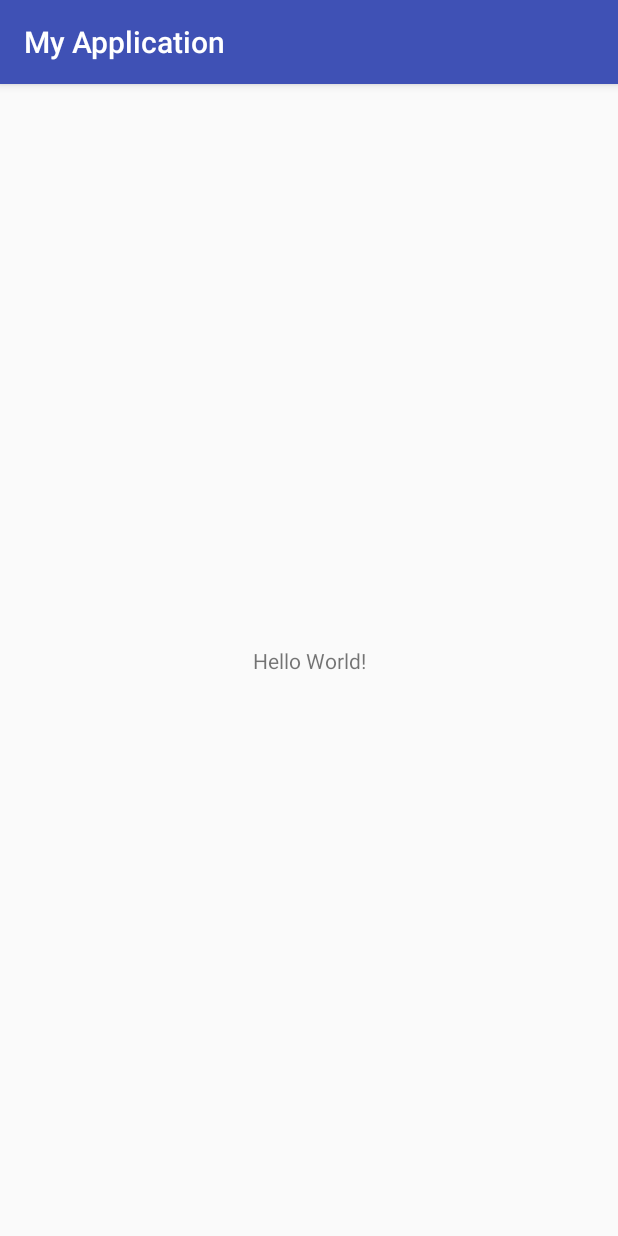
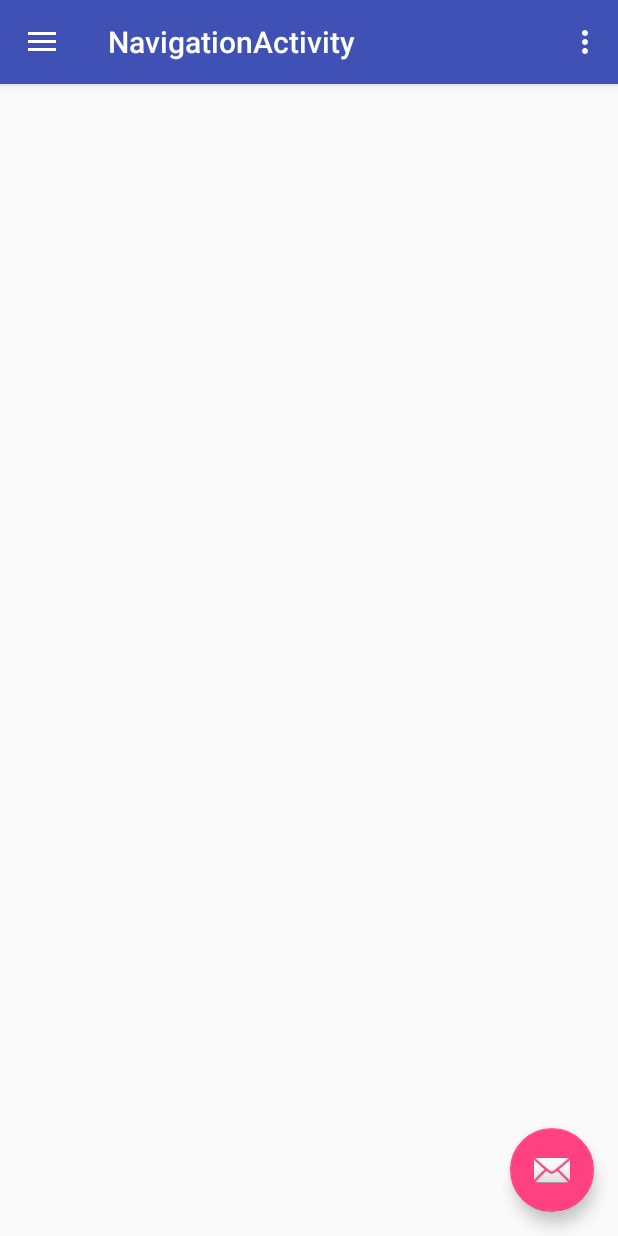
Before and after one commit to kengop/koneko.hq, an Android app: the screen it shows after launch (MainActivity before the commit, NavigationActivity after it), on a phone screen of 412 x 824 dp. Run offline under Robolectric (Android 15) with nearby library versions, the light colour scheme and no system bars.

Commit message:
Add NvigationActivity

```diff
--- a/app/build.gradle
+++ b/app/build.gradle
@@ -22,6 +22,7 @@ dependencies {
     implementation fileTree(dir: 'libs', include: ['*.jar'])
     implementation 'com.android.support:appcompat-v7:26.1.0'
     implementation 'com.android.support.constraint:constraint-layout:1.1.3'
+    implementation 'com.android.support:design:26.1.0'
     testImplementation 'junit:junit:4.12'
     androidTestImplementation 'com.android.support.test:runner:1.0.2'
     androidTestImplementation 'com.android.support.test.espresso:espresso-core:3.0.2'
--- a/app/src/main/AndroidManifest.xml
+++ b/app/src/main/AndroidManifest.xml
@@ -10,6 +10,12 @@
         android:supportsRtl="true"
         android:theme="@style/AppTheme">
         <activity android:name=".MainActivity">
+
+        </activity>
+        <activity
+            android:name=".NavigationActivity"
+            android:label="@string/title_activity_navigation"
+            android:theme="@style/AppTheme.NoActionBar">
             <intent-filter>
                 <action android:name="android.intent.action.MAIN" />
 
--- /dev/null
+++ b/app/src/main/java/com/hq/koneko/myapplication/NavigationActivity.java
@@ -0,0 +1,101 @@
+package com.hq.koneko.myapplication;
+
+import android.os.Bundle;
+import android.support.design.widget.FloatingActionButton;
+import android.support.design.widget.Snackbar;
+import android.view.View;
+import android.support.design.widget.NavigationView;
+import android.support.v4.view.GravityCompat;
+import android.support.v4.widget.DrawerLayout;
+import android.support.v7.app.ActionBarDrawerToggle;
+import android.support.v7.app.AppCompatActivity;
+import android.support.v7.widget.Toolbar;
+import android.view.Menu;
+import android.view.MenuItem;
+
+public class NavigationActivity extends AppCompatActivity
+        implements NavigationView.OnNavigationItemSelectedListener {
+
+    @Override
+    protected void onCreate(Bundle savedInstanceState) {
+        super.onCreate(savedInstanceState);
+        setContentView(R.layout.activity_navigation);
+        Toolbar toolbar = (Toolbar) findViewById(R.id.toolbar);
+        setSupportActionBar(toolbar);
+
+        FloatingActionButton fab = (FloatingActionButton) findViewById(R.id.fab);
+        fab.setOnClickListener(new View.OnClickListener() {
+            @Override
+            public void onClick(View view) {
+                Snackbar.make(view, "Replace with your own action", Snackbar.LENGTH_LONG)
+                        .setAction("Action", null).show();
+            }
+        });
+
+        DrawerLayout drawer = (DrawerLayout) findViewById(R.id.drawer_layout);
+        ActionBarDrawerToggle toggle = new ActionBarDrawerToggle(
+                this, drawer, toolbar, R.string.navigation_drawer_open, R.string.navigation_drawer_close);
+        drawer.addDrawerListener(toggle);
+        toggle.syncState();
+
+        NavigationView navigationView = (NavigationView) findViewById(R.id.nav_view);
+        navigationView.setNavigationItemSelectedListener(this);
+    }
+
+    @Override
+    public void onBackPressed() {
+        DrawerLayout drawer = (DrawerLayout) findViewById(R.id.drawer_layout);
+        if (drawer.isDrawerOpen(GravityCompat.START)) {
+            drawer.closeDrawer(GravityCompat.START);
+        } else {
+            super.onBackPressed();
+        }
+    }
+
+    @Override
+    public boolean onCreateOptionsMenu(Menu menu) {
+        // Inflate the menu; this adds items to the action bar if it is present.
+        getMenuInflater().inflate(R.menu.navigation, menu);
+        return true;
+    }
+
+    @Override
+    public boolean onOptionsItemSelected(MenuItem item) {
+        // Handle action bar item clicks here. The action bar will
+        // automatically handle clicks on the Home/Up button, so long
+        // as you specify a parent activity in AndroidManifest.xml.
+        int id = item.getItemId();
+
+        //noinspection SimplifiableIfStatement
+        if (id == R.id.action_settings) {
+            return true;
+        }
+
+        return super.onOptionsItemSelected(item);
+    }
+
+    @SuppressWarnings("StatementWithEmptyBody")
+    @Override
+    public boolean onNavigationItemSelected(MenuItem item) {
+        // Handle navigation view item clicks here.
+        int id = item.getItemId();
+
+        if (id == R.id.nav_camera) {
+            // Handle the camera action
+        } else if (id == R.id.nav_gallery) {
+
+        } else if (id == R.id.nav_slideshow) {
+
+        } else if (id == R.id.nav_manage) {
+
+        } else if (id == R.id.nav_share) {
+
+        } else if (id == R.id.nav_send) {
+
+        }
+
+        DrawerLayout drawer = (DrawerLayout) findViewById(R.id.drawer_layout);
+        drawer.closeDrawer(GravityCompat.START);
+        return true;
+    }
+}
--- /dev/null
+++ b/app/src/main/res/drawable/ic_menu_camera.xml
@@ -0,0 +1,12 @@
+<vector xmlns:android="http://schemas.android.com/apk/res/android"
+    android:width="24dp"
+    android:height="24dp"
+    android:viewportHeight="24.0"
+    android:viewportWidth="24.0">
+    <path
+        android:fillColor="#FF000000"
+        android:pathData="M12,12m-3.2,0a3.2,3.2 0,1 1,6.4 0a3.2,3.2 0,1 1,-6.4 0" />
+    <path
+        android:fillColor="#FF000000"
+        android:pathData="M9,2L7.17,4H4c-1.1,0 -2,0.9 -2,2v12c0,1.1 0.9,2 2,2h16c1.1,0 2,-0.9 2,-2V6c0,-1.1 -0.9,-2 -2,-2h-3.17L15,2H9zm3,15c-2.76,0 -5,-2.24 -5,-5s2.24,-5 5,-5 5,2.24 5,5 -2.24,5 -5,5z" />
+</vector>
--- /dev/null
+++ b/app/src/main/res/drawable/ic_menu_gallery.xml
@@ -0,0 +1,9 @@
+<vector xmlns:android="http://schemas.android.com/apk/res/android"
+    android:width="24dp"
+    android:height="24dp"
+    android:viewportHeight="24.0"
+    android:viewportWidth="24.0">
+    <path
+        android:fillColor="#FF000000"
+        android:pathData="M22,16V4c0,-1.1 -0.9,-2 -2,-2H8c-1.1,0 -2,0.9 -2,2v12c0,1.1 0.9,2 2,2h12c1.1,0 2,-0.9 2,-2zm-11,-4l2.03,2.71L16,11l4,5H8l3,-4zM2,6v14c0,1.1 0.9,2 2,2h14v-2H4V6H2z" />
+</vector>
--- /dev/null
+++ b/app/src/main/res/drawable/ic_menu_manage.xml
@@ -0,0 +1,9 @@
+<vector xmlns:android="http://schemas.android.com/apk/res/android"
+    android:width="24dp"
+    android:height="24dp"
+    android:viewportHeight="24.0"
+    android:viewportWidth="24.0">
+    <path
+        android:fillColor="#FF000000"
+        android:pathData="M22.7,19l-9.1,-9.1c0.9,-2.3 0.4,-5 -1.5,-6.9 -2,-2 -5,-2.4 -7.4,-1.3L9,6 6,9 1.6,4.7C0.4,7.1 0.9,10.1 2.9,12.1c1.9,1.9 4.6,2.4 6.9,1.5l9.1,9.1c0.4,0.4 1,0.4 1.4,0l2.3,-2.3c0.5,-0.4 0.5,-1.1 0.1,-1.4z" />
+</vector>
--- /dev/null
+++ b/app/src/main/res/drawable/ic_menu_send.xml
@@ -0,0 +1,9 @@
+<vector xmlns:android="http://schemas.android.com/apk/res/android"
+    android:width="24dp"
+    android:height="24dp"
+    android:viewportHeight="24.0"
+    android:viewportWidth="24.0">
+    <path
+        android:fillColor="#FF000000"
+        android:pathData="M2.01,21L23,12 2.01,3 2,10l15,2 -15,2z" />
+</vector>
--- /dev/null
+++ b/app/src/main/res/drawable/ic_menu_share.xml
@@ -0,0 +1,9 @@
+<vector xmlns:android="http://schemas.android.com/apk/res/android"
+    android:width="24dp"
+    android:height="24dp"
+    android:viewportHeight="24.0"
+    android:viewportWidth="24.0">
+    <path
+        android:fillColor="#FF000000"
+        android:pathData="M18,16.08c-0.76,0 -1.44,0.3 -1.96,0.77L8.91,12.7c0.05,-0.23 0.09,-0.46 0.09,-0.7s-0.04,-0.47 -0.09,-0.7l7.05,-4.11c0.54,0.5 1.25,0.81 2.04,0.81 1.66,0 3,-1.34 3,-3s-1.34,-3 -3,-3 -3,1.34 -3,3c0,0.24 0.04,0.47 0.09,0.7L8.04,9.81C7.5,9.31 6.79,9 6,9c-1.66,0 -3,1.34 -3,3s1.34,3 3,3c0.79,0 1.5,-0.31 2.04,-0.81l7.12,4.16c-0.05,0.21 -0.08,0.43 -0.08,0.65 0,1.61 1.31,2.92 2.92,2.92 1.61,0 2.92,-1.31 2.92,-2.92s-1.31,-2.92 -2.92,-2.92z" />
+</vector>
--- /dev/null
+++ b/app/src/main/res/drawable/ic_menu_slideshow.xml
@@ -0,0 +1,9 @@
+<vector xmlns:android="http://schemas.android.com/apk/res/android"
+    android:width="24dp"
+    android:height="24dp"
+    android:viewportHeight="24.0"
+    android:viewportWidth="24.0">
+    <path
+        android:fillColor="#FF000000"
+        android:pathData="M4,6H2v14c0,1.1 0.9,2 2,2h14v-2H4V6zm16,-4H8c-1.1,0 -2,0.9 -2,2v12c0,1.1 0.9,2 2,2h12c1.1,0 2,-0.9 2,-2V4c0,-1.1 -0.9,-2 -2,-2zm-8,12.5v-9l6,4.5 -6,4.5z" />
+</vector>
--- /dev/null
+++ b/app/src/main/res/drawable/side_nav_bar.xml
@@ -0,0 +1,9 @@
+<shape xmlns:android="http://schemas.android.com/apk/res/android"
+    android:shape="rectangle">
+    <gradient
+        android:angle="135"
+        android:centerColor="#009688"
+        android:endColor="#00695C"
+        android:startColor="#4DB6AC"
+        android:type="linear" />
+</shape>
--- /dev/null
+++ b/app/src/main/res/layout/activity_navigation.xml
@@ -0,0 +1,25 @@
+<?xml version="1.0" encoding="utf-8"?>
+<android.support.v4.widget.DrawerLayout xmlns:android="http://schemas.android.com/apk/res/android"
+    xmlns:app="http://schemas.android.com/apk/res-auto"
+    xmlns:tools="http://schemas.android.com/tools"
+    android:id="@+id/drawer_layout"
+    android:layout_width="match_parent"
+    android:layout_height="match_parent"
+    android:fitsSystemWindows="true"
+    tools:openDrawer="start">
+
+    <include
+        layout="@layout/app_bar_navigation"
+        android:layout_width="match_parent"
+        android:layout_height="match_parent" />
+
+    <android.support.design.widget.NavigationView
+        android:id="@+id/nav_view"
+        android:layout_width="wrap_content"
+        android:layout_height="match_parent"
+        android:layout_gravity="start"
+        android:fitsSystemWindows="true"
+        app:headerLayout="@layout/nav_header_navigation"
+        app:menu="@menu/activity_navigation_drawer" />
+
+</android.support.v4.widget.DrawerLayout>
--- /dev/null
+++ b/app/src/main/res/layout/app_bar_navigation.xml
@@ -0,0 +1,33 @@
+<?xml version="1.0" encoding="utf-8"?>
+<android.support.design.widget.CoordinatorLayout xmlns:android="http://schemas.android.com/apk/res/android"
+    xmlns:app="http://schemas.android.com/apk/res-auto"
+    xmlns:tools="http://schemas.android.com/tools"
+    android:layout_width="match_parent"
+    android:layout_height="match_parent"
+    tools:context="com.hq.koneko.myapplication.NavigationActivity">
+
+    <android.support.design.widget.AppBarLayout
+        android:layout_width="match_parent"
+        android:layout_height="wrap_content"
+        android:theme="@style/AppTheme.AppBarOverlay">
+
+        <android.support.v7.widget.Toolbar
+            android:id="@+id/toolbar"
+            android:layout_width="match_parent"
+            android:layout_height="?attr/actionBarSize"
+            android:background="?attr/colorPrimary"
+            app:popupTheme="@style/AppTheme.PopupOverlay" />
+
+    </android.support.design.widget.AppBarLayout>
+
+    <include layout="@layout/content_navigation" />
+
+    <android.support.design.widget.FloatingActionButton
+        android:id="@+id/fab"
+        android:layout_width="wrap_content"
+        android:layout_height="wrap_content"
+        android:layout_gravity="bottom|end"
+        android:layout_margin="@dimen/fab_margin"
+        app:srcCompat="@android:drawable/ic_dialog_email" />
+
+</android.support.design.widget.CoordinatorLayout>
--- /dev/null
+++ b/app/src/main/res/layout/content_navigation.xml
@@ -0,0 +1,11 @@
+<?xml version="1.0" encoding="utf-8"?>
+<android.support.constraint.ConstraintLayout xmlns:android="http://schemas.android.com/apk/res/android"
+    xmlns:app="http://schemas.android.com/apk/res-auto"
+    xmlns:tools="http://schemas.android.com/tools"
+    android:layout_width="match_parent"
+    android:layout_height="match_parent"
+    app:layout_behavior="@string/appbar_scrolling_view_behavior"
+    tools:context="com.hq.koneko.myapplication.NavigationActivity"
+    tools:showIn="@layout/app_bar_navigation">
+
+</android.support.constraint.ConstraintLayout>
--- /dev/null
+++ b/app/src/main/res/layout/nav_header_navigation.xml
@@ -0,0 +1,35 @@
+<?xml version="1.0" encoding="utf-8"?>
+<LinearLayout xmlns:android="http://schemas.android.com/apk/res/android"
+    xmlns:app="http://schemas.android.com/apk/res-auto"
+    android:layout_width="match_parent"
+    android:layout_height="@dimen/nav_header_height"
+    android:background="@drawable/side_nav_bar"
+    android:gravity="bottom"
+    android:orientation="vertical"
+    android:paddingBottom="@dimen/activity_vertical_margin"
+    android:paddingLeft="@dimen/activity_horizontal_margin"
+    android:paddingRight="@dimen/activity_horizontal_margin"
+    android:paddingTop="@dimen/activity_vertical_margin"
+    android:theme="@style/ThemeOverlay.AppCompat.Dark">
+
+    <ImageView
+        android:id="@+id/imageView"
+        android:layout_width="wrap_content"
+        android:layout_height="wrap_content"
+        android:paddingTop="@dimen/nav_header_vertical_spacing"
+        app:srcCompat="@mipmap/ic_launcher_round" />
+
+    <TextView
+        android:layout_width="match_parent"
+        android:layout_height="wrap_content"
+        android:paddingTop="@dimen/nav_header_vertical_spacing"
+        android:text="Android Studio"
+        android:textAppearance="@style/TextAppearance.AppCompat.Body1" />
+
+    <TextView
+        android:id="@+id/textView"
+        android:layout_width="wrap_content"
+        android:layout_height="wrap_content"
+        android:text="android.studio@android.com" />
+
+</LinearLayout>
--- /dev/null
+++ b/app/src/main/res/menu/activity_navigation_drawer.xml
@@ -0,0 +1,38 @@
+<?xml version="1.0" encoding="utf-8"?>
+<menu xmlns:android="http://schemas.android.com/apk/res/android"
+    xmlns:tools="http://schemas.android.com/tools"
+    tools:showIn="navigation_view">
+
+    <group android:checkableBehavior="single">
+        <item
+            android:id="@+id/nav_camera"
+            android:icon="@drawable/ic_menu_camera"
+            android:title="Import" />
+        <item
+            android:id="@+id/nav_gallery"
+            android:icon="@drawable/ic_menu_gallery"
+            android:title="Gallery" />
+        <item
+            android:id="@+id/nav_slideshow"
+            android:icon="@drawable/ic_menu_slideshow"
+            android:title="Slideshow" />
+        <item
+            android:id="@+id/nav_manage"
+            android:icon="@drawable/ic_menu_manage"
+            android:title="Tools" />
+    </group>
+
+    <item android:title="Communicate">
+        <menu>
+            <item
+                android:id="@+id/nav_share"
+                android:icon="@drawable/ic_menu_share"
+                android:title="Share" />
+            <item
+                android:id="@+id/nav_send"
+                android:icon="@drawable/ic_menu_send"
+                android:title="Send" />
+        </menu>
+    </item>
+
+</menu>
--- /dev/null
+++ b/app/src/main/res/menu/navigation.xml
@@ -0,0 +1,9 @@
+<?xml version="1.0" encoding="utf-8"?>
+<menu xmlns:android="http://schemas.android.com/apk/res/android"
+    xmlns:app="http://schemas.android.com/apk/res-auto">
+    <item
+        android:id="@+id/action_settings"
+        android:orderInCategory="100"
+        android:title="@string/action_settings"
+        app:showAsAction="never" />
+</menu>
--- /dev/null
+++ b/app/src/main/res/values-v21/styles.xml
@@ -0,0 +1,8 @@
+<resources>
+
+    <style name="AppTheme.NoActionBar">
+        <item name="windowActionBar">false</item>
+        <item name="windowNoTitle">true</item>
+        <item name="android:statusBarColor">@android:color/transparent</item>
+    </style>
+</resources>
--- /dev/null
+++ b/app/src/main/res/values/dimens.xml
@@ -0,0 +1,8 @@
+<resources>
+    <!-- Default screen margins, per the Android Design guidelines. -->
+    <dimen name="activity_horizontal_margin">16dp</dimen>
+    <dimen name="activity_vertical_margin">16dp</dimen>
+    <dimen name="nav_header_vertical_spacing">8dp</dimen>
+    <dimen name="nav_header_height">176dp</dimen>
+    <dimen name="fab_margin">16dp</dimen>
+</resources>
--- a/app/src/main/res/values/strings.xml
+++ b/app/src/main/res/values/strings.xml
@@ -1,3 +1,9 @@
 <resources>
     <string name="app_name">My Application</string>
+    <string name="title_activity_navigation">NavigationActivity</string>
+
+    <string name="navigation_drawer_open">Open navigation drawer</string>
+    <string name="navigation_drawer_close">Close navigation drawer</string>
+
+    <string name="action_settings">Settings</string>
 </resources>
--- a/app/src/main/res/values/styles.xml
+++ b/app/src/main/res/values/styles.xml
@@ -8,4 +8,13 @@
         <item name="colorAccent">@color/colorAccent</item>
     </style>
 
+    <style name="AppTheme.NoActionBar">
+        <item name="windowActionBar">false</item>
+        <item name="windowNoTitle">true</item>
+    </style>
+
+    <style name="AppTheme.AppBarOverlay" parent="ThemeOverlay.AppCompat.Dark.ActionBar" />
+
+    <style name="AppTheme.PopupOverlay" parent="ThemeOverlay.AppCompat.Light" />
+
 </resources>
```
